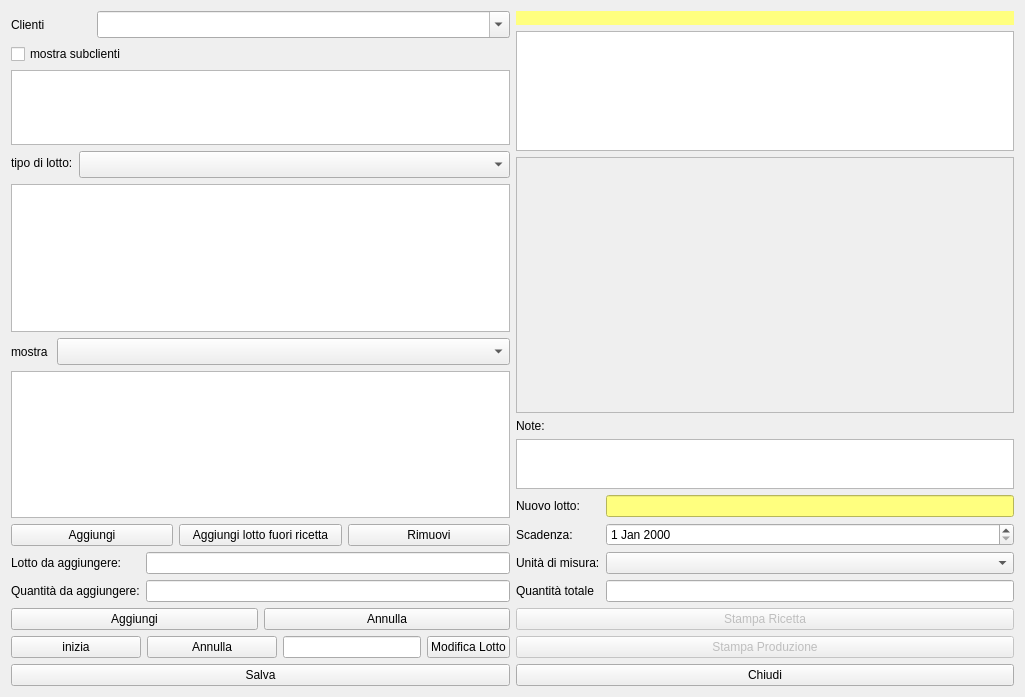
fblabs/hamlet-mod-sancon, file hproduction.ui: the form before one commit.
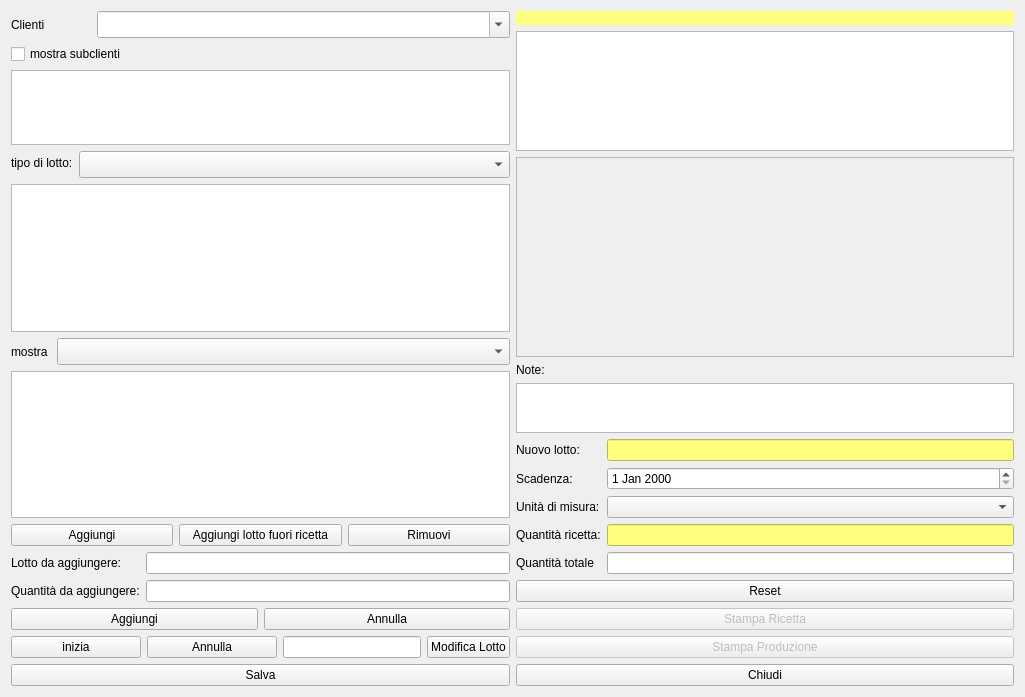
The form after the commit. Icons and pictures are not drawn.

What changed in the file:
```diff
--- a/hproduction.ui
+++ b/hproduction.ui
@@ -404,6 +404,9 @@
        </item>
        <item>
         <layout class="QFormLayout" name="formLayout">
+         <property name="fieldGrowthPolicy">
+          <enum>QFormLayout::AllNonFixedFieldsGrow</enum>
+         </property>
          <item row="0" column="0">
           <widget class="QLabel" name="label_5">
            <property name="text">
@@ -441,18 +444,46 @@
          <item row="2" column="1">
           <widget class="QComboBox" name="cbUm"/>
          </item>
-         <item row="3" column="0">
+         <item row="4" column="0">
           <widget class="QLabel" name="label_3">
            <property name="text">
             <string>Quantità totale</string>
            </property>
           </widget>
          </item>
-         <item row="3" column="1">
+         <item row="4" column="1">
           <widget class="QLineEdit" name="leQtyTotal"/>
          </item>
+         <item row="3" column="1">
+          <widget class="QLineEdit" name="leQuaRic">
+           <property name="styleSheet">
+            <string notr="true">background-color: rgb(255, 255, 127);</string>
+           </property>
+           <property name="readOnly">
+            <bool>true</bool>
+           </property>
+          </widget>
+         </item>
+         <item row="3" column="0">
+          <widget class="QLabel" name="label_11">
+           <property name="text">
+            <string>Quantità ricetta:</string>
+           </property>
+          </widget>
+         </item>
         </layout>
        </item>
+       <item>
+        <widget class="QPushButton" name="pushButton_11">
+         <property name="text">
+          <string>Reset</string>
+         </property>
+         <property name="icon">
+          <iconset resource="icons.qrc">
+           <normaloff>:/Resources/Arrow-Left.PNG</normaloff>:/Resources/Arrow-Left.PNG</iconset>
+         </property>
+        </widget>
+       </item>
        <item>
         <widget class="QPushButton" name="pushButton_8">
          <property name="enabled">
```
Left out of the diff: 20 changed lines with no effect on the pictures.
